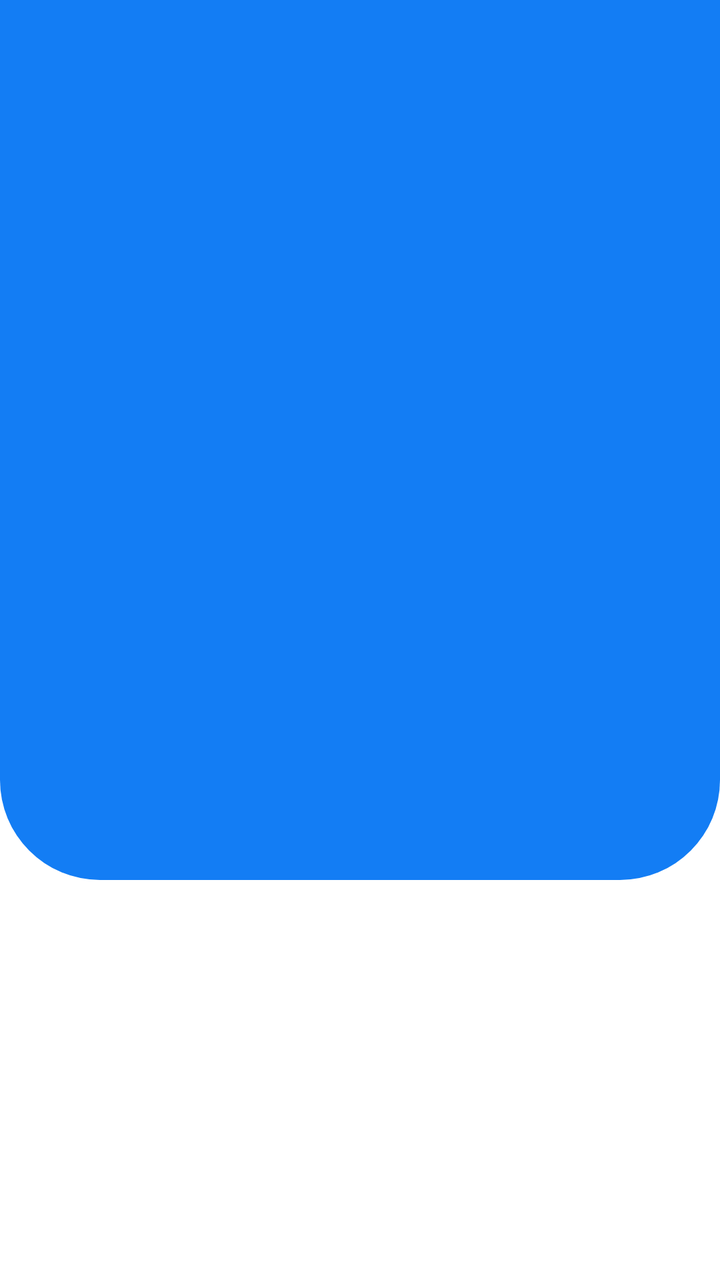
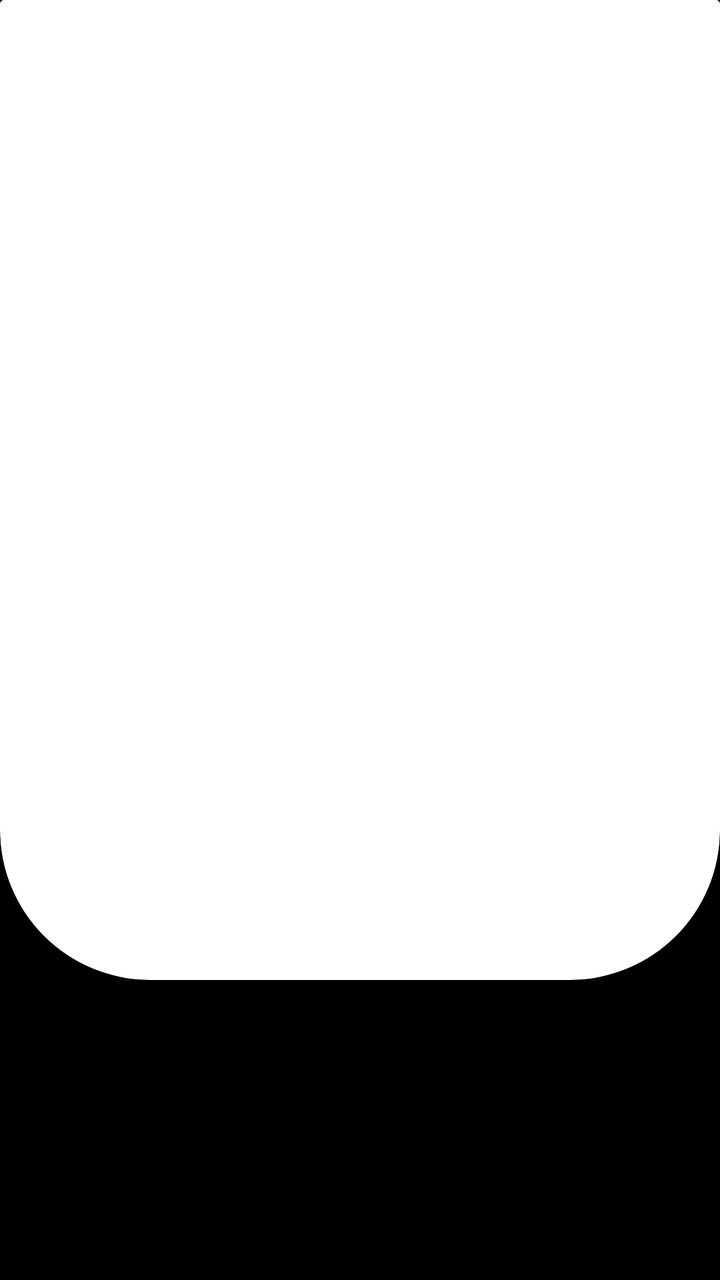

Compare the two renders of this Android layout. The source of the first and the diff that turns it into the second are given below.
<!-- AndroidManifest.xml: application theme Theme.WeatherApp -->
<!-- res/layout/activity_main.xml -->
<?xml version="1.0" encoding="utf-8"?>
<androidx.constraintlayout.widget.ConstraintLayout xmlns:android="http://schemas.android.com/apk/res/android"
    xmlns:app="http://schemas.android.com/apk/res-auto"
    xmlns:tools="http://schemas.android.com/tools"
    android:layout_width="match_parent"
    android:layout_height="match_parent"
    tools:context=".MainActivity">


    <androidx.constraintlayout.widget.ConstraintLayout
        android:layout_width="match_parent"
        android:layout_height="match_parent"
        android:layout_marginBottom="200dp"
        android:background="@drawable/rounded_corner"
        app:layout_constraintBottom_toBottomOf="parent"
        app:layout_constraintEnd_toEndOf="parent"
        app:layout_constraintStart_toStartOf="parent"
        app:layout_constraintTop_toTopOf="parent">

        <ImageView
            android:id="@+id/image_view"
            android:layout_width="match_parent"
            android:layout_height="match_parent"
            android:scaleType="fitXY"
            android:contentDescription="TODO" />

    </androidx.constraintlayout.widget.ConstraintLayout>

</androidx.constraintlayout.widget.ConstraintLayout>
<!-- resources referenced by this layout -->
<resources>
  <!-- drawable rounded_corner (drawable) -->
  <?xml version="1.0" encoding="utf-8"?>
  <shape xmlns:android="http://schemas.android.com/apk/res/android">
      <solid android:color="@color/blue"/>
  
      <corners android:bottomLeftRadius="50dp"
               android:bottomRightRadius="50dp"/>
  
  </shape>
  <style name="Theme.WeatherApp" parent="Theme.MaterialComponents.DayNight.NoActionBar">
          
          <item name="colorPrimary">@color/purple_500</item>
          <item name="colorPrimaryVariant">@color/purple_700</item>
          <item name="colorOnPrimary">@color/white</item>
          
          <item name="colorSecondary">@color/teal_200</item>
          <item name="colorSecondaryVariant">@color/teal_700</item>
          <item name="colorOnSecondary">@color/black</item>
          
          <item name="android:statusBarColor" tools:targetApi="l">@color/transparent</item>
          
  
      </style>
  <color name="blue">#137df4</color>
  <color name="purple_500">#FF6200EE</color>
  <color name="purple_700">#FF3700B3</color>
  <color name="white">#FFFFFFFF</color>
  <color name="teal_200">#FF03DAC5</color>
  <color name="teal_700">#FF018786</color>
  <color name="black">#FF000000</color>
  <color name="transparent">#00000000</color>
</resources>

<!-- the commit's change to res/layout/activity_main.xml (unified diff, before → after) -->
@@ -4,25 +4,58 @@
     xmlns:tools="http://schemas.android.com/tools"
     android:layout_width="match_parent"
     android:layout_height="match_parent"
+    android:background="@color/black"
     tools:context=".MainActivity">
 
 
     <androidx.constraintlayout.widget.ConstraintLayout
         android:layout_width="match_parent"
         android:layout_height="match_parent"
-        android:layout_marginBottom="200dp"
+        android:layout_marginBottom="150dp"
         android:background="@drawable/rounded_corner"
         app:layout_constraintBottom_toBottomOf="parent"
         app:layout_constraintEnd_toEndOf="parent"
         app:layout_constraintStart_toStartOf="parent"
         app:layout_constraintTop_toTopOf="parent">
 
-        <ImageView
-            android:id="@+id/image_view"
+
+        <androidx.cardview.widget.CardView
+            android:id="@+id/cardView"
             android:layout_width="match_parent"
             android:layout_height="match_parent"
-            android:scaleType="fitXY"
-            android:contentDescription="TODO" />
+            app:cardBackgroundColor="@color/black"
+            app:layout_constraintBottom_toBottomOf="parent"
+            app:layout_constraintEnd_toEndOf="parent"
+            app:layout_constraintStart_toStartOf="parent"
+            app:layout_constraintTop_toTopOf="parent">
+
+            <androidx.cardview.widget.CardView
+                android:layout_width="match_parent"
+                android:layout_height="match_parent"
+                android:layout_marginTop="-75dp"
+                app:cardCornerRadius="75dp">
+
+                <ImageView
+                    android:id="@+id/image_view"
+                    android:layout_width="match_parent"
+                    android:layout_height="match_parent"
+                    android:contentDescription="TODO"
+                    android:scaleType="fitXY" />
+
+            </androidx.cardview.widget.CardView>
+        </androidx.cardview.widget.CardView>
+
+        <TextView
+            android:id="@+id/textView"
+            android:layout_width="wrap_content"
+            android:layout_height="wrap_content"
+            android:text="Hello world"
+            android:textColor="@color/purple_200"
+            android:textSize="100sp"
+            app:layout_constraintBottom_toBottomOf="@+id/cardView"
+            app:layout_constraintEnd_toEndOf="parent"
+            app:layout_constraintStart_toStartOf="parent"
+            app:layout_constraintTop_toTopOf="parent" />
 
     </androidx.constraintlayout.widget.ConstraintLayout>
 
<!-- resource entries referenced after the edit -->
@@ -3,7 +3,7 @@
   <!-- drawable rounded_corner (drawable) -->
   <?xml version="1.0" encoding="utf-8"?>
   <shape xmlns:android="http://schemas.android.com/apk/res/android">
-      <solid android:color="@color/blue"/>
+      <solid android:color="@color/transparent"/>
   
       <corners android:bottomLeftRadius="50dp"
                android:bottomRightRadius="50dp"/>
@@ -23,13 +23,13 @@
           
   
       </style>
-  <color name="blue">#137df4</color>
   <color name="purple_500">#FF6200EE</color>
   <color name="purple_700">#FF3700B3</color>
   <color name="white">#FFFFFFFF</color>
   <color name="teal_200">#FF03DAC5</color>
   <color name="teal_700">#FF018786</color>
   <color name="black">#FF000000</color>
+  <color name="purple_200">#FFBB86FC</color>
   <color name="transparent">#00000000</color>
 </resources>
 
